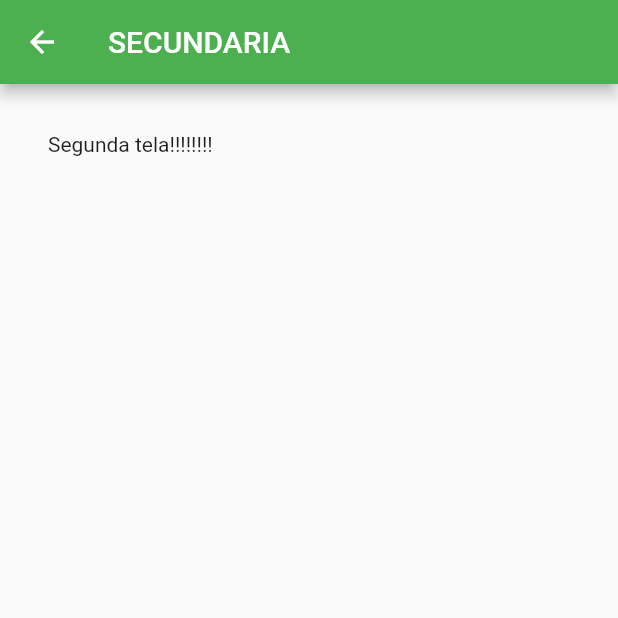
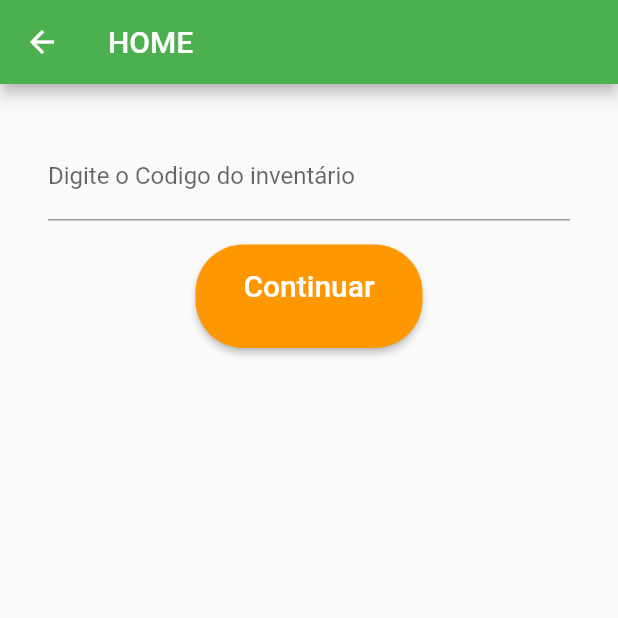
Before and after one commit to hebertholiveira/INV-APP, a Flutter app: the Home screen opened directly, on a phone screen of 412 x 824 dp, the top half of it. Run offline on Flutter 3.47's test engine with Material 2 defaults, Android fonts, the phone set to English and light mode, and no system bars.

```diff
--- a/lib/Home.dart
+++ b/lib/Home.dart
@@ -1,4 +1,7 @@
 import 'package:flutter/material.dart';
+import 'package:http/http.dart' as http;
+import 'CallAPI.dart';
+import 'dart:convert';
 
 class Home extends StatefulWidget {
   @override
@@ -6,18 +9,52 @@ class Home extends StatefulWidget {
 }
 
 class _HomeState extends State<Home> {
+
+  TextEditingController _controllerCodigoInv = TextEditingController();
+  _findInvetario() async
+  {
+    http.Response resp;
+    var response = await CallAPI().findInv("9", "xx", "x");
+
+    print("Resposta "+ json.decode(response.body).toString());
+  }
+
   @override
   Widget build(BuildContext context) {
     return Scaffold(
       appBar: AppBar(
-        title: Text("SECUNDARIA"),
+        title: Text("HOME"),
         backgroundColor: Colors.green,
       ),
       body: Container(
         padding: EdgeInsets.all(32),
         child: Column(
           children: <Widget>[
-            Text("Segunda tela!!!!!!!!")
+            TextField(
+              controller: _controllerCodigoInv,
+              keyboardType: TextInputType.number,
+              decoration: InputDecoration(
+                labelText: "Digite o Codigo do inventário"
+              ),
+
+            ),
+            Padding(
+              padding: EdgeInsets.only(top: 16, bottom: 10),
+              child: RaisedButton(
+                child: Text(
+                  "Continuar",
+                  style: TextStyle(color: Colors.white, fontSize: 20),
+                ),
+                color: Colors.orange,
+                padding: EdgeInsets.fromLTRB(32, 16, 32, 30),
+                shape: RoundedRectangleBorder(
+                    borderRadius: BorderRadius.circular(32)
+                ),
+                onPressed: (){
+                  _findInvetario();
+                },
+              ),
+            ),
           ],
         ),
       ),
```
Also changed, not shown: lib/CallAPI.dart (added, +23 -0 lines).
